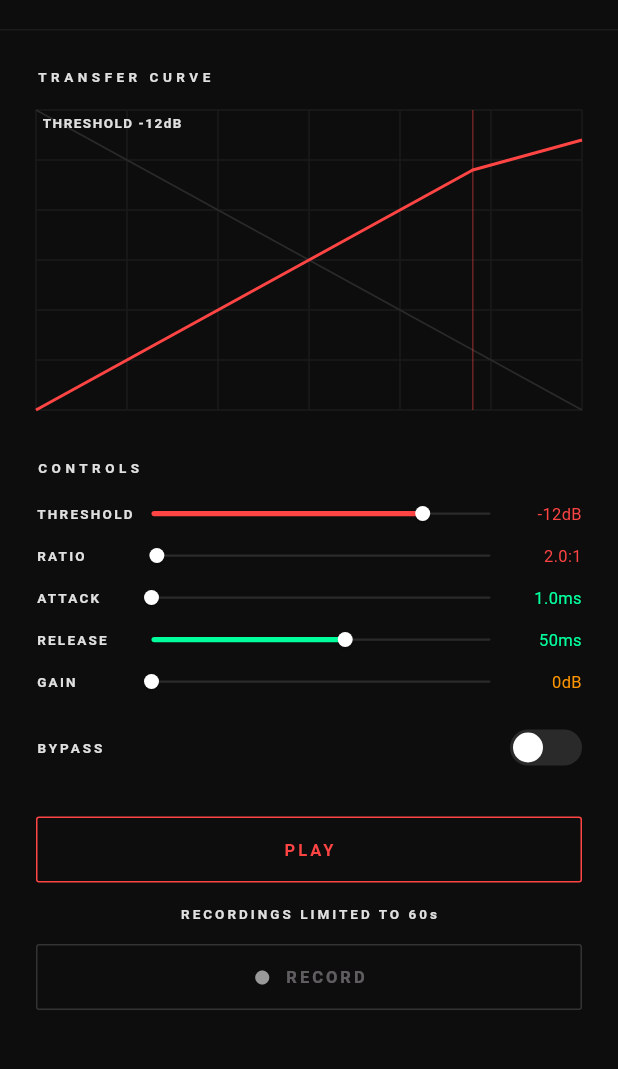
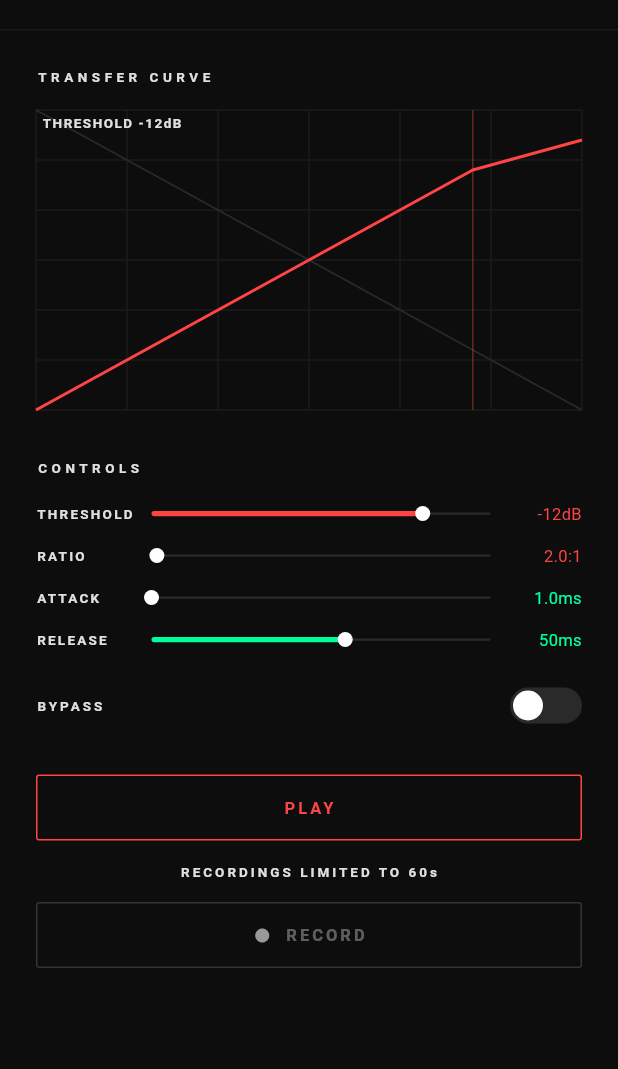
Before and after one commit to chillbrodev/tonic_synth_flutter, a Flutter app: the CompressorTestPage screen opened directly, on a phone screen of 412 x 824 dp, the part 55-1124 px from its top. Run offline on Flutter 3.47's test engine with Material 3 defaults, Android fonts, the phone set to English and light mode, and no system bars; our stand-ins replace logger, share_plus; missing offline and left inert: audio_session, dart:ffi, flutter_soloud; Roboto replaces fonts that are missing (RobotoMono).

Commit message:
Remove Gain handle on Compressor - Temp fix. It breaks the audio

```diff
--- a/lib/pages/compressor_test_page.dart
+++ b/lib/pages/compressor_test_page.dart
@@ -20,7 +20,6 @@ class _CompressorTestPageState extends State<CompressorTestPage> with SynthPageA
   double ratio = 2;
   double attackTime = 0.001;
   double releaseTime = 0.05;
-  double gain = 0;
   bool bypass = false;
 
   @override
@@ -117,19 +116,6 @@ class _CompressorTestPageState extends State<CompressorTestPage> with SynthPageA
               onChanged: (v) {
                 setState(() => releaseTime = v);
                 onResult(synth.setReleaseTime(v));
-              },
-            ),
-            const SizedBox(height: 12),
-            LabeledSlider(
-              label: 'GAIN',
-              display: '${gain.toStringAsFixed(0)}dB',
-              value: gain,
-              min: 0,
-              max: 36,
-              color: AppStyles.accentOrange,
-              onChanged: (v) {
-                setState(() => gain = v);
-                onResult(synth.setGain(v));
               },
             ),
             const SizedBox(height: 24),
```
